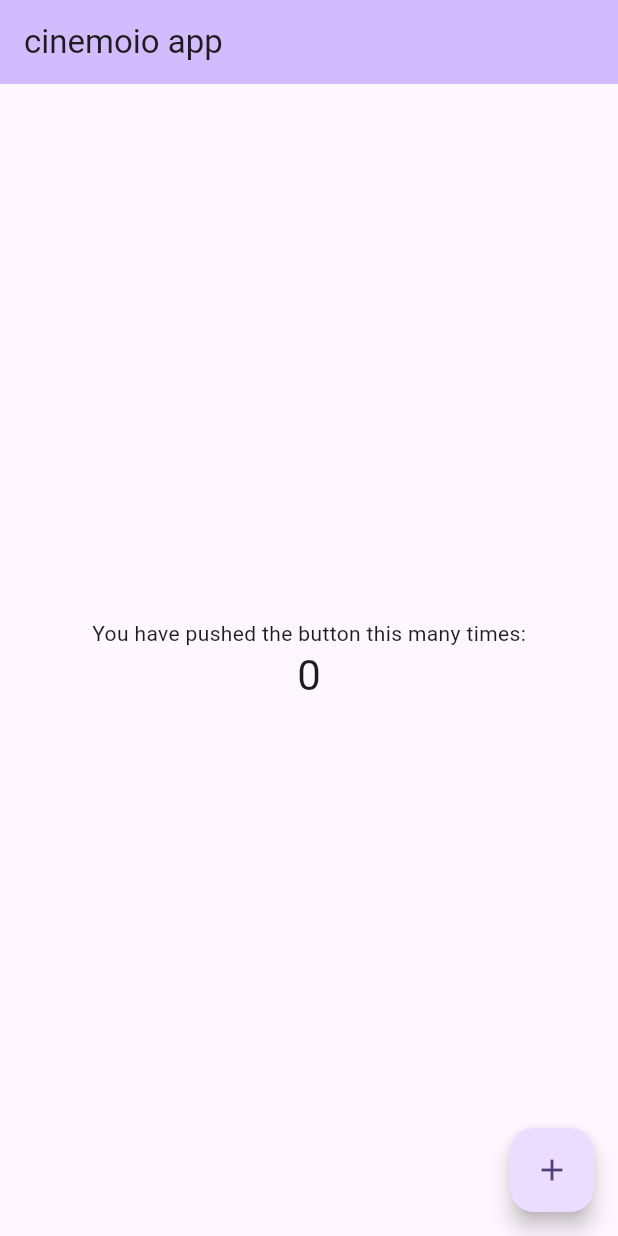
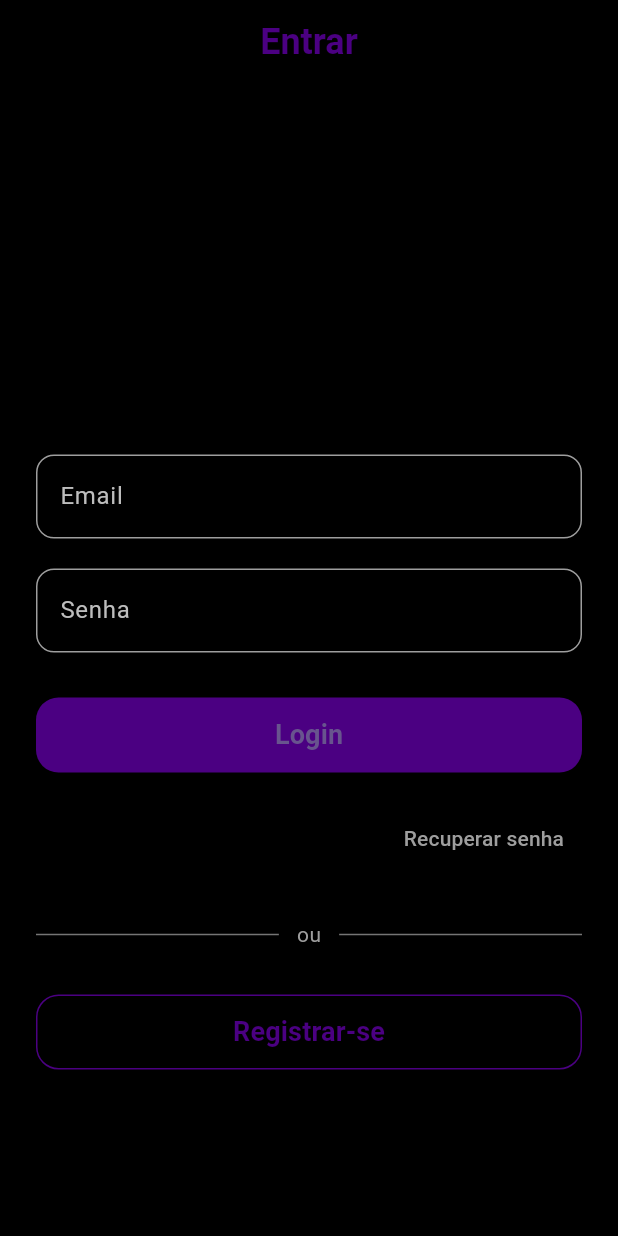
Before and after one commit to hiagoCf19/cinemio_app, a Flutter app: the screen it shows after launch, on a phone screen of 412 x 824 dp. Run offline on Flutter 3.47's test engine with Material 3 defaults, Android fonts, the light colour scheme and no system bars; our stand-ins replace dio, flutter_riverpod, flutter_secure_storage.

Commit message:
feat: create login screen

```diff
--- /dev/null
+++ b/lib/features/auth/data/auth_api.dart
@@ -0,0 +1,20 @@
+import 'package:dio/dio.dart';
+
+class AuthApi {
+  final Dio dio;
+
+  AuthApi(this.dio);
+
+  Future<String> login(String email, String password) async {
+    final response = await dio.post('/login', data: {
+      'email': email,
+      'password': password,
+    });
+
+    if (response.statusCode == 200 && response.data['token'] != null) {
+      return response.data['token'];
+    } else {
+      throw Exception('Login inválido');
+    }
+  }
+}
--- /dev/null
+++ b/lib/features/auth/data/auth_repository.dart
@@ -0,0 +1,18 @@
+import 'package:cinemio_app/features/auth/data/auth_api.dart';
+import 'package:flutter_secure_storage/flutter_secure_storage.dart';
+
+class AuthRepository {
+  final AuthApi api;
+  final FlutterSecureStorage storage;
+
+  AuthRepository(this.api, this.storage);
+
+  Future<void> login(String email, String password) async {
+    final token = await api.login(email, password);
+    await storage.write(key: 'token', value: token);
+  }
+
+  Future<void> logout() async {
+    await storage.delete(key: 'token');
+  }
+}
--- /dev/null
+++ b/lib/features/auth/presentation/auth_controller.dart
@@ -0,0 +1,42 @@
+import 'package:cinemio_app/features/auth/data/auth_api.dart';
+import 'package:cinemio_app/features/auth/data/auth_repository.dart';
+import 'package:dio/dio.dart';
+import 'package:flutter_riverpod/flutter_riverpod.dart';
+import 'package:flutter_secure_storage/flutter_secure_storage.dart';
+
+final dioProvider = Provider<Dio>((ref) {
+  return Dio(BaseOptions(baseUrl: 'https://sua-api.com'));
+});
+
+final storageProvider = Provider((_) => const FlutterSecureStorage());
+final authApiProvider = Provider((ref) => AuthApi(ref.read(dioProvider)));
+final authRepoProvider = Provider((ref) =>
+    AuthRepository(ref.read(authApiProvider), ref.read(storageProvider)));
+
+enum AuthStatus { initial, loading, success, error }
+
+final authControllerProvider =
+    StateNotifierProvider<AuthController, AuthStatus>((ref) {
+  return AuthController(ref.read(authRepoProvider));
+});
+
+class AuthController extends StateNotifier<AuthStatus> {
+  final AuthRepository repo;
+
+  AuthController(this.repo) : super(AuthStatus.initial);
+
+  Future<void> login(String email, String password) async {
+    state = AuthStatus.loading;
+    try {
+      await repo.login(email, password);
+      state = AuthStatus.success;
+    } catch (_) {
+      state = AuthStatus.error;
+    }
+  }
+
+  Future<void> logout() async {
+    await repo.logout();
+    state = AuthStatus.initial;
+  }
+}
--- /dev/null
+++ b/lib/features/auth/presentation/home_screen.dart
@@ -0,0 +1,13 @@
+import 'package:flutter/material.dart';
+
+class HomeScreen extends StatelessWidget {
+  const HomeScreen({super.key});
+
+  @override
+  Widget build(BuildContext context) {
+    return Scaffold(
+      appBar: AppBar(title: const Text("Home")),
+      body: const Center(child: Text("Bem-vindo!")),
+    );
+  }
+}
--- /dev/null
+++ b/lib/features/auth/presentation/login_screen.dart
@@ -0,0 +1,232 @@
+import 'package:cinemio_app/features/auth/presentation/auth_controller.dart';
+import 'package:cinemio_app/features/auth/presentation/home_screen.dart';
+import 'package:flutter/material.dart';
+import 'package:flutter_riverpod/flutter_riverpod.dart';
+
+class LoginScreen extends ConsumerStatefulWidget {
+  const LoginScreen({super.key});
+
+  @override
+  ConsumerState<LoginScreen> createState() => _LoginScreenState();
+}
+
+class _LoginScreenState extends ConsumerState<LoginScreen> {
+  final _formKey = GlobalKey<FormState>();
+  final emailCtrl = TextEditingController();
+  final passCtrl = TextEditingController();
+
+  void _submit() async {
+    if (_formKey.currentState!.validate()) {
+      await ref.read(authControllerProvider.notifier).login(
+            emailCtrl.text,
+            passCtrl.text,
+          );
+
+      final status = ref.read(authControllerProvider);
+      if (status == AuthStatus.success) {
+        Navigator.pushReplacement(
+          context,
+          MaterialPageRoute(builder: (_) => const HomeScreen()),
+        );
+      } else if (status == AuthStatus.error) {
+        ScaffoldMessenger.of(context).showSnackBar(
+          const SnackBar(content: Text("Credenciais inválidas")),
+        );
+      }
+    }
+  }
+
+  void _goToRegister() {
+    // TODO: aqui a navegação para tela de registro
+  }
+
+  void _recoverPassword() {
+    // TODO:  aqui a lógica para recuperar senha
+  }
+
+  @override
+  Widget build(BuildContext context) {
+    final status = ref.watch(authControllerProvider);
+    final loading = status == AuthStatus.loading;
+
+    return Scaffold(
+      backgroundColor: Colors.black,
+      appBar: AppBar(
+        backgroundColor: Colors.black,
+        centerTitle: true,
+        elevation: 0,
+        title: const Text(
+          "Entrar",
+          style: TextStyle(
+            color: Color(0xFF4B0082), // roxo índigo
+            fontWeight: FontWeight.bold,
+            fontSize: 24,
+          ),
+        ),
+      ),
+      body: SingleChildScrollView(
+        child: Padding(
+          // <-- Coloque o padding aqui
+          padding: const EdgeInsets.symmetric(horizontal: 24, vertical: 40),
+          child: ConstrainedBox(
+            constraints: BoxConstraints(
+              minHeight: MediaQuery.of(context).size.height,
+            ),
+            child: IntrinsicHeight(
+              child: Form(
+                key: _formKey,
+                child: Column(
+                  mainAxisAlignment: MainAxisAlignment.center,
+                  children: [
+                    // Email
+                    TextFormField(
+                      controller: emailCtrl,
+                      style: const TextStyle(color: Colors.white),
+                      decoration: InputDecoration(
+                        labelText: 'Email',
+                        labelStyle: TextStyle(color: Colors.grey[400]),
+                        enabledBorder: OutlineInputBorder(
+                          borderRadius: BorderRadius.circular(12),
+                          borderSide: const BorderSide(color: Colors.grey),
+                        ),
+                        focusedBorder: OutlineInputBorder(
+                          borderRadius: BorderRadius.circular(12),
+                          borderSide:
+                              const BorderSide(color: Color(0xFF4B0082)),
+                        ),
+                        errorBorder: OutlineInputBorder(
+                          borderRadius: BorderRadius.circular(12),
+                          borderSide: const BorderSide(color: Colors.redAccent),
+                        ),
+                      ),
+                      validator: (v) => v == null || !v.contains('@')
+                          ? 'Email inválido'
+                          : null,
+                    ),
+                    const SizedBox(height: 20),
+
+                    // Senha
+                    TextFormField(
+                      controller: passCtrl,
+                      obscureText: true,
+                      style: const TextStyle(color: Colors.white),
+                      decoration: InputDecoration(
+                        labelText: 'Senha',
+                        labelStyle: TextStyle(color: Colors.grey[400]),
+                        enabledBorder: OutlineInputBorder(
+                          borderRadius: BorderRadius.circular(12),
+                          borderSide: const BorderSide(color: Colors.grey),
+                        ),
+                        focusedBorder: OutlineInputBorder(
+                          borderRadius: BorderRadius.circular(12),
+                          borderSide:
+                              const BorderSide(color: Color(0xFF4B0082)),
+                        ),
+                        errorBorder: OutlineInputBorder(
+                          borderRadius: BorderRadius.circular(12),
+                          borderSide: const BorderSide(color: Colors.redAccent),
+                        ),
+                      ),
+                      validator: (v) => v != null && v.length >= 6
+                          ? null
+                          : 'Mínimo 6 caracteres',
+                    ),
+
+                    const SizedBox(height: 30),
+
+                    // Botão Login
+                    SizedBox(
+                      width: double.infinity,
+                      height: 50,
+                      child: ElevatedButton(
+                        onPressed: loading ? null : _submit,
+                        style: ElevatedButton.styleFrom(
+                          backgroundColor: const Color(0xFF4B0082),
+                          shape: RoundedRectangleBorder(
+                            borderRadius: BorderRadius.circular(15),
+                          ),
+                          elevation: 5,
+                        ),
+                        child: loading
+                            ? const CircularProgressIndicator(
+                                color: Colors.white,
+                              )
+                            : const Text(
+                                "Login",
+                                style: TextStyle(
+                                  fontSize: 18,
+                                  fontWeight: FontWeight.bold,
+                                ),
+                              ),
+                      ),
+                    ),
+
+                    const SizedBox(height: 20),
+
+                    // Recuperar senha
+                    Align(
+                      alignment: Alignment.centerRight,
+                      child: TextButton(
+                        onPressed: loading ? null : _recoverPassword,
+                        child: const Text(
+                          "Recuperar senha",
+                          style: TextStyle(color: Colors.grey, fontSize: 14),
+                        ),
+                      ),
+                    ),
+
+                    const SizedBox(height: 30),
+
+                    // Linha separadora com texto
+                    Row(
+                      children: [
+                        Expanded(
+                          child: Divider(color: Colors.grey[600], thickness: 1),
+                        ),
+                        const Padding(
+                          padding: EdgeInsets.symmetric(horizontal: 12),
+                          child: Text(
+                            "ou",
+                            style: TextStyle(color: Colors.grey, fontSize: 14),
+                          ),
+                        ),
+                        Expanded(
+                          child: Divider(color: Colors.grey[600], thickness: 1),
+                        ),
+                      ],
+                    ),
+
+                    const SizedBox(height: 30),
+
+                    // Botão Registrar
+                    SizedBox(
+                      width: double.infinity,
+                      height: 50,
+                      child: OutlinedButton(
+                        onPressed: loading ? null : _goToRegister,
+                        style: OutlinedButton.styleFrom(
+                          side: const BorderSide(color: Color(0xFF4B0082)),
+                          shape: RoundedRectangleBorder(
+                            borderRadius: BorderRadius.circular(15),
+                          ),
+                        ),
+                        child: const Text(
+                          "Registrar-se",
+                          style: TextStyle(
+                            fontSize: 18,
+                            color: Color(0xFF4B0082),
+                            fontWeight: FontWeight.bold,
+                          ),
+                        ),
+                      ),
+                    ),
+                  ],
+                ),
+              ),
+            ),
+          ),
+        ),
+      ),
+    );
+  }
+}
--- a/lib/main.dart
+++ b/lib/main.dart
@@ -1,125 +1,31 @@
 import 'package:flutter/material.dart';
+import 'package:flutter_riverpod/flutter_riverpod.dart';
+import 'package:dio/dio.dart';
+import 'package:flutter_secure_storage/flutter_secure_storage.dart';
+
+// Importações locais
+import 'features/auth/data/auth_api.dart';
+import 'features/auth/data/auth_repository.dart';
+import 'features/auth/presentation/auth_controller.dart';
+import 'features/auth/presentation/login_screen.dart';
+import 'features/auth/presentation/home_screen.dart';
 
 void main() {
-  runApp(const MyApp());
+  runApp(const ProviderScope(child: MyApp()));
 }
 
 class MyApp extends StatelessWidget {
   const MyApp({super.key});
 
-  // This widget is the root of your application.
   @override
   Widget build(BuildContext context) {
     return MaterialApp(
-      title: 'Flutter Demo',
+      title: 'cinemoio app',
       theme: ThemeData(
-        // This is the theme of your application.
-        //
-        // TRY THIS: Try running your application with "flutter run". You'll see
-        // the application has a blue toolbar. Then, without quitting the app,
-        // try changing the seedColor in the colorScheme below to Colors.green
-        // and then invoke "hot reload" (save your changes or press the "hot
-        // reload" button in a Flutter-supported IDE, or press "r" if you used
-        // the command line to start the app).
-        //
-        // Notice that the counter didn't reset back to zero; the application
-        // state is not lost during the reload. To reset the state, use hot
-        // restart instead.
-        //
-        // This works for code too, not just values: Most code changes can be
-        // tested with just a hot reload.
         colorScheme: ColorScheme.fromSeed(seedColor: Colors.deepPurple),
         useMaterial3: true,
       ),
-      home: const MyHomePage(title: 'cinemoio app'),
+      home: const LoginScreen(),
     );
   }
 }
-
-class MyHomePage extends StatefulWidget {
-  const MyHomePage({super.key, required this.title});
-
-  // This widget is the home page of your application. It is stateful, meaning
-  // that it has a State object (defined below) that contains fields that affect
-  // how it looks.
-
-  // This class is the configuration for the state. It holds the values (in this
-  // case the title) provided by the parent (in this case the App widget) and
-  // used by the build method of the State. Fields in a Widget subclass are
-  // always marked "final".
-
-  final String title;
-
-  @override
-  State<MyHomePage> createState() => _MyHomePageState();
-}
-
-class _MyHomePageState extends State<MyHomePage> {
-  int _counter = 0;
-
-  void _incrementCounter() {
-    setState(() {
-      // This call to setState tells the Flutter framework that something has
-      // changed in this State, which causes it to rerun the build method below
-      // so that the display can reflect the updated values. If we changed
-      // _counter without calling setState(), then the build method would not be
-      // called again, and so nothing would appear to happen.
-      _counter++;
-    });
-  }
-
-  @override
-  Widget build(BuildContext context) {
-    // This method is rerun every time setState is called, for instance as done
-    // by the _incrementCounter method above.
-    //
-    // The Flutter framework has been optimized to make rerunning build methods
-    // fast, so that you can just rebuild anything that needs updating rather
-    // than having to individually change instances of widgets.
-    return Scaffold(
-      appBar: AppBar(
-        // TRY THIS: Try changing the color here to a specific color (to
-        // Colors.amber, perhaps?) and trigger a hot reload to see the AppBar
-        // change color while the other colors stay the same.
-        backgroundColor: Theme.of(context).colorScheme.inversePrimary,
-        // Here we take the value from the MyHomePage object that was created by
-        // the App.build method, and use it to set our appbar title.
-        title: Text(widget.title),
-      ),
-      body: Center(
-        // Center is a layout widget. It takes a single child and positions it
-        // in the middle of the parent.
-        child: Column(
-          // Column is also a layout widget. It takes a list of children and
-          // arranges them vertically. By default, it sizes itself to fit its
-          // children horizontally, and tries to be as tall as its parent.
-          //
-          // Column has various properties to control how it sizes itself and
-          // how it positions its children. Here we use mainAxisAlignment to
-          // center the children vertically; the main axis here is the vertical
-          // axis because Columns are vertical (the cross axis would be
-          // horizontal).
-          //
-          // TRY THIS: Invoke "debug painting" (choose the "Toggle Debug Paint"
-          // action in the IDE, or press "p" in the console), to see the
-          // wireframe for each widget.
-          mainAxisAlignment: MainAxisAlignment.center,
-          children: <Widget>[
-            const Text(
-              'You have pushed the button this many times:',
-            ),
-            Text(
-              '$_counter',
-              style: Theme.of(context).textTheme.headlineMedium,
-            ),
-          ],
-        ),
-      ),
-      floatingActionButton: FloatingActionButton(
-        onPressed: _incrementCounter,
-        tooltip: 'Increment',
-        child: const Icon(Icons.add),
-      ), // This trailing comma makes auto-formatting nicer for build methods.
-    );
-  }
-}
--- a/pubspec.yaml
+++ b/pubspec.yaml
@@ -30,6 +30,10 @@ environment:
 dependencies:
   flutter:
     sdk: flutter
+  flutter_riverpod: ^2.4.10
+  dio: ^5.4.0
+  flutter_secure_storage: ^9.0.0
+
 
 
   # The following adds the Cupertino Icons font to your application.
```
Also changed, not shown: pubspec.lock, 7 other files.
